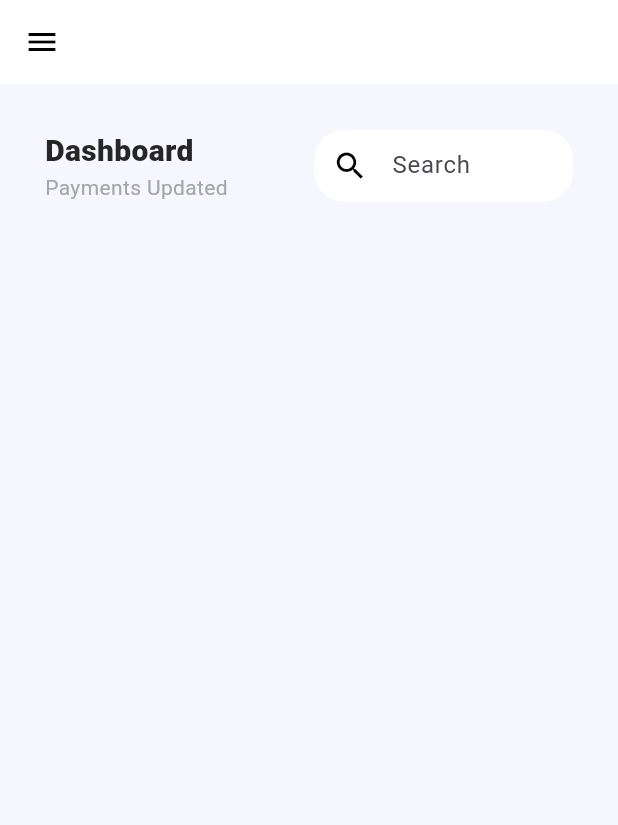
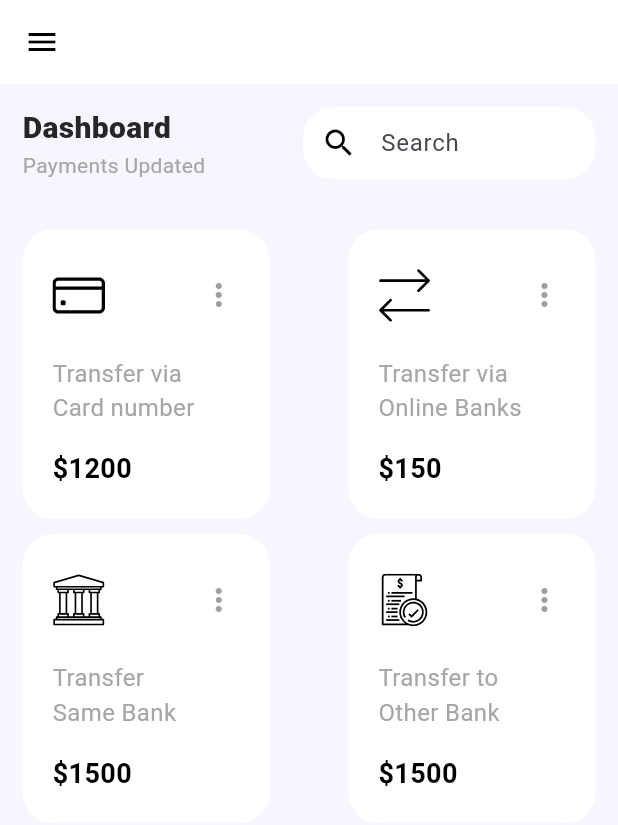
Before and after one commit to Jahid01234/Response_Dashboard_Design, a Flutter app: the screen it shows after launch, on a phone screen of 412 x 824 dp. Shown: the top 825 px of the screen. Run offline on Flutter 3.47's test engine with Material 3 defaults, Android fonts, the phone set to English and light mode, and no system bars; our stand-ins replace flutter_svg.

Commit message:
- add transfer_info_card widget

```diff
--- a/lib/data/model/model.dart
+++ b/lib/data/model/model.dart
@@ -117,7 +117,7 @@ List<TransactionHistory> transactionHistory = [
 ];
 
 
-// 4th:- Model for Card Model...............
+// 4th:- Model for Info Card Model...............
 class InfoCardModel {
   final String icon;
   final String label;
--- a/lib/presentation/screen/dashboard_screen.dart
+++ b/lib/presentation/screen/dashboard_screen.dart
@@ -1,7 +1,10 @@
 import 'package:flutter/material.dart';
 import 'package:responsive_dashboard/config/responsive.dart';
+import 'package:responsive_dashboard/config/size_config.dart';
+import 'package:responsive_dashboard/data/model/model.dart';
 import 'package:responsive_dashboard/presentation/widgets/header_parts.dart';
 import 'package:responsive_dashboard/presentation/widgets/side_drawer_menu.dart';
+import 'package:responsive_dashboard/presentation/widgets/transfer_info_card.dart';
 import 'package:responsive_dashboard/resources/color/my_app_color.dart';
 
 class DashboardScreen extends StatelessWidget {
@@ -10,6 +13,7 @@ class DashboardScreen extends StatelessWidget {
 
   @override
   Widget build(BuildContext context) {
+    SizeConfig().init(context);
     return Scaffold(
       backgroundColor: MyAppColor.backgroundColor,
       key: drawerKey,
@@ -44,16 +48,37 @@ class DashboardScreen extends StatelessWidget {
                 flex: 1,
                 child: SideDrawerMenu(),
               ),
-            const Expanded(
+            Expanded(
               flex: 10,
               child: SafeArea(
                 child: SingleChildScrollView(
-                  padding: EdgeInsets.symmetric(vertical: 30,horizontal: 30),
+                  padding:  Responsive.isDesktop(context)
+                      ? const EdgeInsets.symmetric(
+                          vertical: 30,horizontal: 30,
+                        )
+                       : const EdgeInsets.symmetric(
+                          vertical: 15,horizontal: 15,
+                        ),
                   child: Column(
                     crossAxisAlignment: CrossAxisAlignment.start,
                     children: [
                       //1st:- Dashboard text, Search bar section....
-                      HeaderParts(),
+                      const HeaderParts(),
+                      SizedBox(
+                        height: SizeConfig.blockSizeVertical * 4,
+                      ),
+                      //2nd:- Transfer Info Card section....
+                      SizedBox(
+                        width: SizeConfig.screenWidth,
+                        child: Wrap(
+                          spacing: 10,
+                          runSpacing: 10,
+                          alignment: WrapAlignment.spaceBetween,
+                          children: infoCardData.map((info){
+                            return TransferInfoCard(infoCardModel: info);
+                          }).toList(),
+                        ),
+                      ),
                     ],
                   ),
                 ),
--- a/lib/presentation/widgets/header_parts.dart
+++ b/lib/presentation/widgets/header_parts.dart
@@ -39,7 +39,7 @@ class HeaderParts extends StatelessWidget {
                 hintText: "Search",
                 filled: true,
                 fillColor: Colors.white,
-                contentPadding: const EdgeInsets.only(left: 10,right: 5),
+                contentPadding: const EdgeInsets.only(left: 5,right: 5),
                 enabledBorder: OutlineInputBorder(
                   borderRadius: BorderRadius.circular(20),
                   borderSide: BorderSide.none,
--- /dev/null
+++ b/lib/presentation/widgets/transfer_info_card.dart
@@ -0,0 +1,76 @@
+import 'package:flutter/material.dart';
+import 'package:flutter_svg/svg.dart';
+import 'package:responsive_dashboard/config/responsive.dart';
+import 'package:responsive_dashboard/config/size_config.dart';
+import 'package:responsive_dashboard/data/model/model.dart';
+import 'package:responsive_dashboard/resources/color/my_app_color.dart';
+
+class TransferInfoCard extends StatelessWidget {
+  final InfoCardModel infoCardModel;
+
+  const TransferInfoCard({
+    super.key,
+    required this.infoCardModel,
+  });
+
+  @override
+  Widget build(BuildContext context) {
+    SizeConfig().init(context);
+    return Container(
+      padding: EdgeInsets.only(
+        top: 20,
+        bottom: 20,
+        left: 20,
+        right: Responsive.isMobile(context) ? 10 : 20,
+      ),
+      constraints: BoxConstraints(
+        minWidth: Responsive.isDesktop(context)
+            ? MediaQuery.of(context).size.width / 7
+            : SizeConfig.screenWidth / 2.5,
+        maxWidth: Responsive.isDesktop(context)
+            ? MediaQuery.of(context).size.width / 7
+            : SizeConfig.screenWidth / 2.5,
+      ),
+      decoration: BoxDecoration(
+        borderRadius: BorderRadius.circular(20),
+        color: Colors.white,
+      ),
+      child: Column(
+        crossAxisAlignment: CrossAxisAlignment.start,
+        children: [
+          Row(
+            children: [
+              SvgPicture.asset(infoCardModel.icon,width: 35),
+              const Spacer(),
+              IconButton(
+                  onPressed: (){},
+                  icon: const Icon(Icons.more_vert,color: Colors.grey),
+              ),
+            ],
+          ),
+          SizedBox(
+            height: SizeConfig.blockSizeVertical * 2,
+          ),
+          Text(
+            infoCardModel.label,
+            style: const TextStyle(
+              fontSize: 16,
+              color: MyAppColor.secondary,
+            ),
+          ),
+          SizedBox(
+            height: SizeConfig.blockSizeVertical * 2,
+          ),
+          Text(
+            infoCardModel.amount,
+            style: const TextStyle(
+              fontSize: 18,
+              color: Colors.black,
+              fontWeight: FontWeight.w700,
+            ),
+          ),
+        ],
+      ),
+    );
+  }
+}
```
